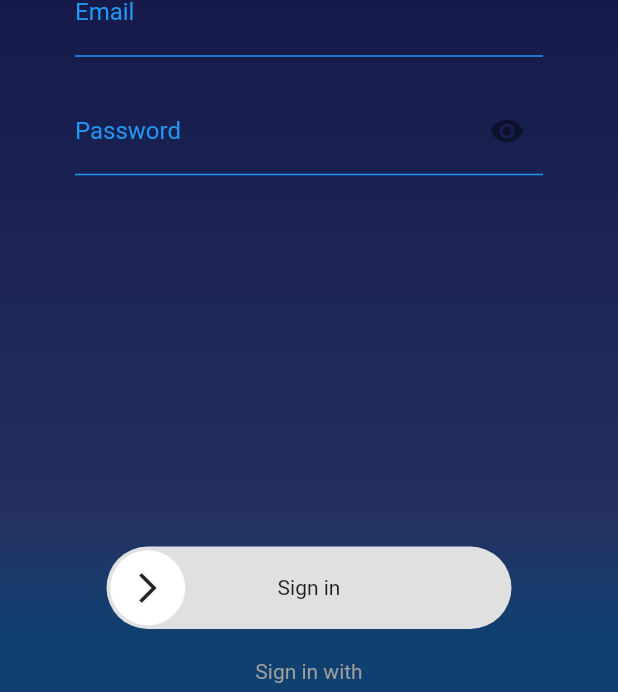
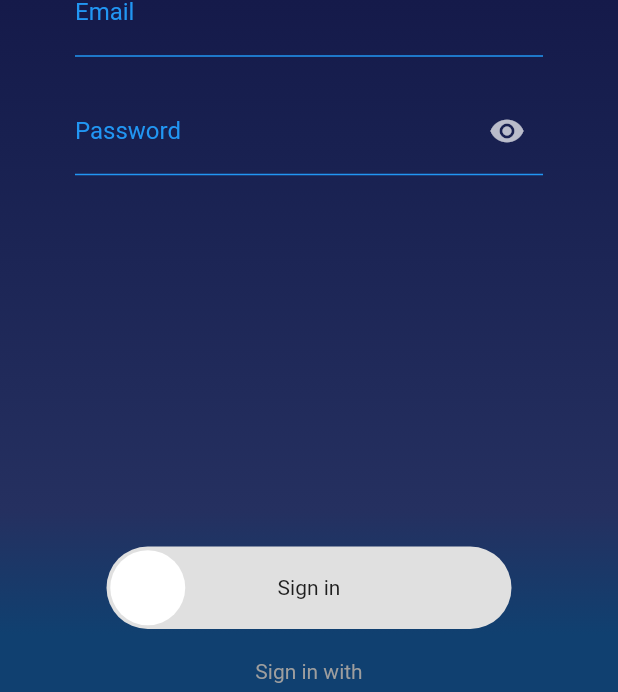
Before and after one commit to ValentinVignal/Nitwixt, a Flutter app: the SignIn screen opened directly, on a phone screen of 412 x 824 dp. Shown: the part 355-1047 px from the top of the screen. Run offline on Flutter 3.47's test engine with Material 2 defaults, Android fonts, the phone set to English and light mode, and no system bars; drawn by our look-alikes of slider_button; our stand-ins replace cloud_firestore, firebase_auth, firebase_messaging, flutter_local_notifications, flutter_markdown, flutter_slidable and 5 more; missing offline and left inert: emoji_picker, flutter_emoji, flutter_facebook_login, flutter_password_strength, markdown; accounts and stored records are empty.

Commit message:
Start Theme + launch url

```diff
--- a/lib/screens/home/user_provider.dart
+++ b/lib/screens/home/user_provider.dart
@@ -6,6 +6,7 @@ import 'package:nitwixt/models/models.dart' as models;
 import 'package:nitwixt/screens/home/set_username.dart';
 import 'package:nitwixt/services/database/database.dart' as database;
 import 'package:nitwixt/widgets/widgets.dart';
+import 'package:nitwixt/view/themes/theme.dart';
 
 class UserProvider extends StatelessWidget {
   @override
@@ -19,6 +20,7 @@ class UserProvider extends StatelessWidget {
       // * Provides the User to all the app
       value: databaseUser.userStream,
         child: MaterialApp(
+          theme: theme,
           home: UserReceiver(),
           ),
       );
--- /dev/null
+++ b/lib/view/themes/theme.dart
@@ -0,0 +1,12 @@
+import 'package:flutter/material.dart';
+
+final ThemeData theme = ThemeData(
+  brightness: Brightness.dark,
+  primaryColor: Colors.blue,
+  accentColor: Colors.blueAccent,
+
+  textTheme: TextTheme(
+    headline1: TextStyle(color: Colors.white),
+    bodyText1: TextStyle(color: Colors.white)
+  )
+);
--- a/pubspec.yaml
+++ b/pubspec.yaml
@@ -47,6 +47,8 @@ dependencies:
   flutter_markdown: ^0.4.2
   flutter_emoji: ^2.2.1+1
   flutter_slidable: ^0.5.4
+  url_launcher: ^5.4.11
+
 
 dev_dependencies:
   flutter_test:
```
Also changed, not shown: lib/screens/message/message_tile.dart (+37 -1 lines), pubspec.lock.
